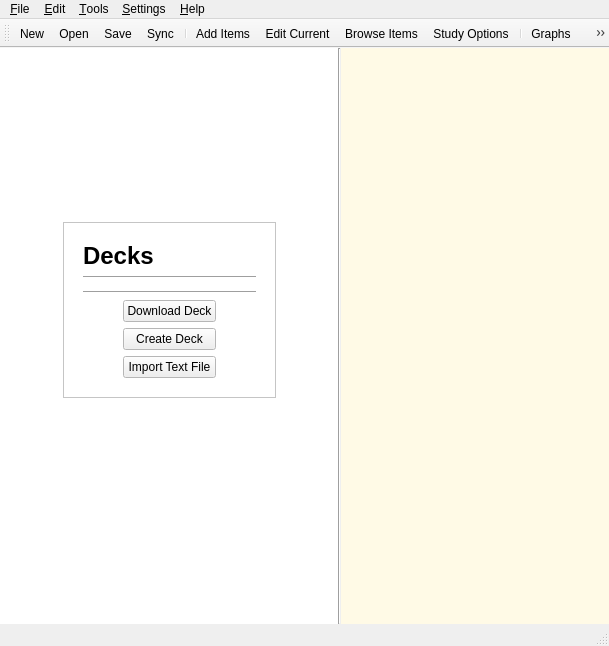
Old version of the form designer/main.ui in the repository ankitects/anki.
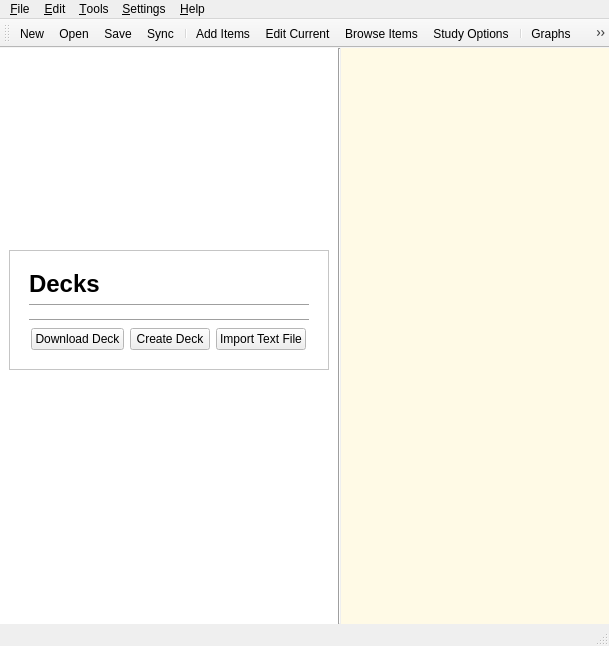
New version of the form. The open tabs and pages were chosen to show the change. Icons and pictures are not drawn.

Commit message: align buttons horizontally

Diff of the .ui file:
```diff
--- a/designer/main.ui
+++ b/designer/main.ui
@@ -1003,7 +1003,7 @@
                      </spacer>
                     </item>
                     <item>
-                     <layout class="QVBoxLayout" name="verticalLayout_16" >
+                     <layout class="QHBoxLayout" name="verticalLayout_16" >
                       <item>
                        <widget class="QPushButton" name="downloadDeckButton" >
                         <property name="text" >
```
